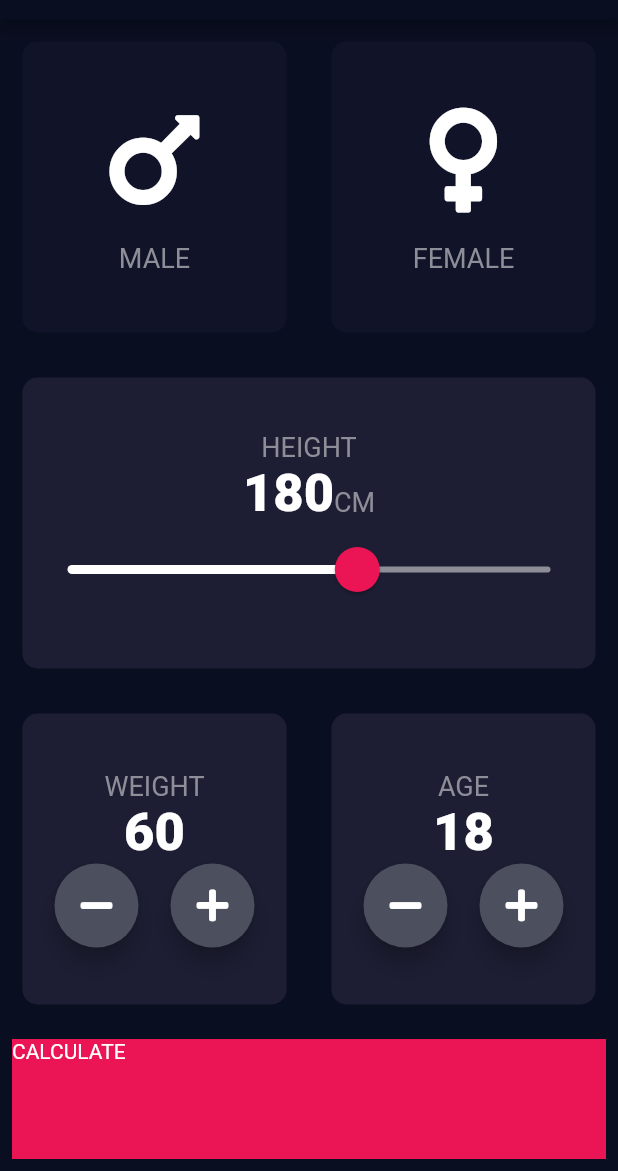
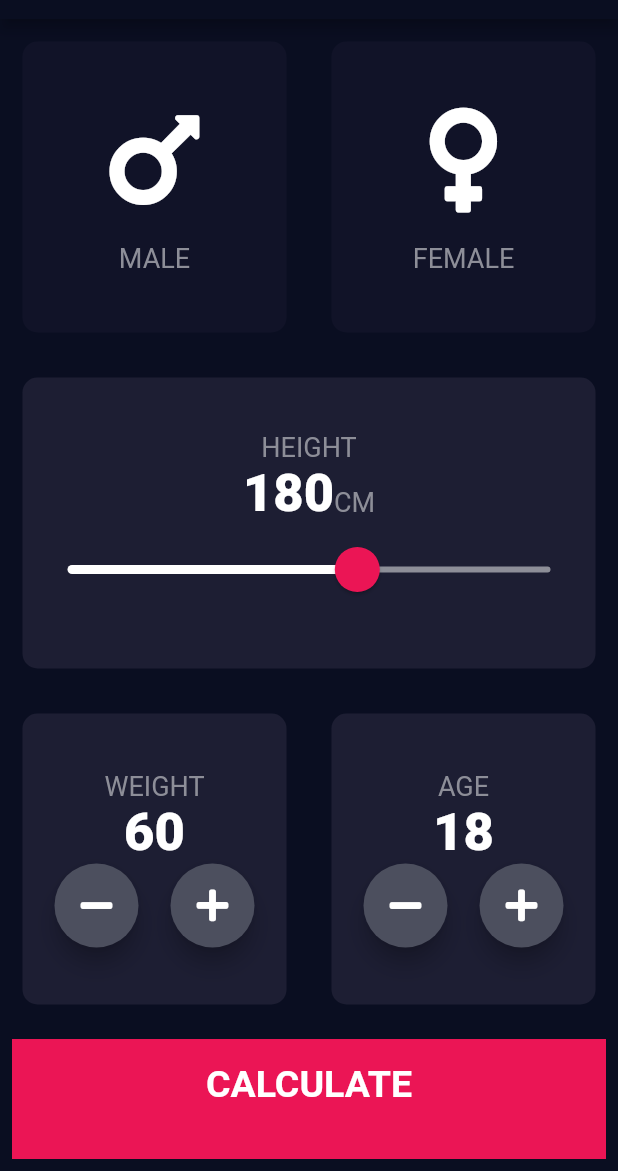
Before and after one commit to razvanfulea/flutter-learning, a Flutter app: the screen it shows after launch, on a phone screen of 412 x 824 dp, the part 65-1236 px from its top. Run offline on Flutter 3.47's test engine with Material 2 defaults, Android fonts, the phone set to English and light mode, and no system bars; our stand-ins replace audioplayers, font_awesome_flutter.

```diff
--- /dev/null
+++ b/flutter_learning_7_building_ui/lib/components/bottom_button.dart
@@ -0,0 +1,25 @@
+import 'package:flutter/material.dart';
+
+import '../constants.dart';
+
+class BottomButton extends StatelessWidget {
+  final Function onTap;
+  final String buttonTitle;
+
+  BottomButton({@required this.onTap, @required this.buttonTitle});
+
+  @override
+  Widget build(BuildContext context) {
+    return GestureDetector(
+      onTap: onTap,
+      child: Container(
+        color: BOTTOM_CONTAINER_COLOR,
+        margin: EdgeInsets.all(8.0),
+        width: double.infinity,
+        height: BOTTOM_CONTAINER_HEIGHT,
+        padding: EdgeInsets.only(bottom: 20.0),
+        child: Center(child: Text(buttonTitle, style: LARGE_BUTTON_TEXT_STYLE)),
+      ),
+    );
+  }
+}
--- a/flutter_learning_7_building_ui/lib/icon_content.dart
+++ b/flutter_learning_7_building_ui/lib/components/icon_content.dart
@@ -1,6 +1,6 @@
 import 'package:flutter/material.dart';
 
-import 'constants.dart';
+import '../constants.dart';
 
 class IconContent extends StatelessWidget {
   final IconData icon;
--- /dev/null
+++ b/flutter_learning_7_building_ui/lib/components/round_icon_button.dart
@@ -0,0 +1,23 @@
+import 'package:flutter/material.dart';
+
+class RoundIconButton extends StatelessWidget {
+  final IconData icon;
+  final Function onPressed;
+
+  RoundIconButton({@required this.icon, @required this.onPressed});
+
+  @override
+  Widget build(BuildContext context) {
+    return RawMaterialButton(
+      onPressed: onPressed,
+      constraints: BoxConstraints.tightFor(
+        width: 56.0,
+        height: 56.0,
+      ),
+      elevation: 6.0,
+      shape: CircleBorder(),
+      fillColor: Color(0xFF4C4F5E),
+      child: Icon(icon),
+    );
+  }
+}
--- a/flutter_learning_7_building_ui/lib/main.dart
+++ b/flutter_learning_7_building_ui/lib/main.dart
@@ -1,6 +1,6 @@
 import 'package:flutter/material.dart';
 
-import 'input_page.dart';
+import 'screens/input_page.dart';
 
 void main() => runApp(BMICalculator());
 
--- a/flutter_learning_7_building_ui/lib/input_page.dart
+++ b/flutter_learning_7_building_ui/lib/screens/input_page.dart
@@ -1,11 +1,13 @@
 import 'package:flutter/cupertino.dart';
 import 'package:flutter/material.dart';
-import 'package:flutter_learning_7_building_ui/results_page.dart';
-import 'package:flutter_learning_7_building_ui/reusable_card.dart';
+import 'package:flutter_learning_7_building_ui/components/icon_content.dart';
+import 'file:///D:/Learning/flutter/flutter-learning/flutter_learning_7_building_ui/lib/screens/results_page.dart';
+import 'file:///D:/Learning/flutter/flutter-learning/flutter_learning_7_building_ui/lib/components/reusable_card.dart';
+import 'file:///D:/Learning/flutter/flutter-learning/flutter_learning_7_building_ui/lib/components/round_icon_button.dart';
 import 'package:font_awesome_flutter/font_awesome_flutter.dart';
 
-import 'constants.dart';
-import 'icon_content.dart';
+import '../components/bottom_button.dart';
+import '../constants.dart';
 
 enum Gender {
   male,
@@ -180,43 +182,13 @@ class _InputPageState extends State<InputPage> {
                 ],
               ),
             ),
-            Container(
-              color: BOTTOM_CONTAINER_COLOR,
-              margin: EdgeInsets.all(8.0),
-              width: double.infinity,
-              height: BOTTOM_CONTAINER_HEIGHT,
-              child: GestureDetector(
-                onTap: () {
-                  Navigator.push(context, MaterialPageRoute(builder: (context) => ResultsPage()));
-                },
-                child: Container(
-                  child: Text('CALCULATE'),
-                ),
-              ),
+            BottomButton(
+              onTap: () {
+                Navigator.push(context, MaterialPageRoute(builder: (context) => ResultsPage()));
+              },
+              buttonTitle: 'CALCULATE',
             ),
           ],
         ));
   }
 }
-
-class RoundIconButton extends StatelessWidget {
-  final IconData icon;
-  final Function onPressed;
-
-  RoundIconButton({@required this.icon, @required this.onPressed});
-
-  @override
-  Widget build(BuildContext context) {
-    return RawMaterialButton(
-      onPressed: onPressed,
-      constraints: BoxConstraints.tightFor(
-        width: 56.0,
-        height: 56.0,
-      ),
-      elevation: 6.0,
-      shape: CircleBorder(),
-      fillColor: Color(0xFF4C4F5E),
-      child: Icon(icon),
-    );
-  }
-}
```
Also changed, not shown: flutter_learning_7_building_ui/lib/constants.dart (+25 -0 lines), flutter_learning_7_building_ui/lib/results_page.dart (deleted, +0 -11 lines), flutter_learning_7_building_ui/lib/screens/results_page.dart (added, +52 -0 lines), flutter_learning_7_building_ui/lib/components/reusable_card.dart (renamed from flutter_learning_7_building_ui/lib/reusable_card.dart).
